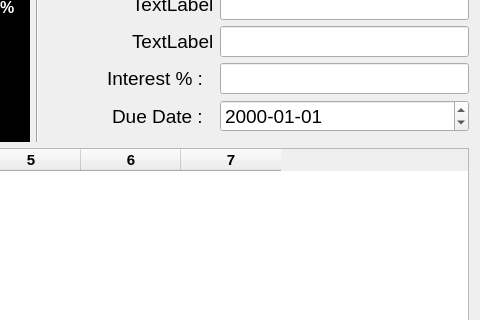
Watti/estorecpp, file estorecpp/multiplepayment.ui: the form before one commit; both pictures show x 431 to 911 and y 153 to 473 of the 911 by 579 pixel window.
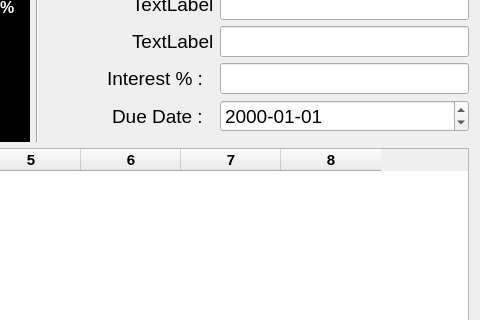
The form after the commit. Icons and pictures are not drawn.

Commit message: item remove function added to multiple payment widget

What changed in the file:
```diff
--- a/estorecpp/multiplepayment.ui
+++ b/estorecpp/multiplepayment.ui
@@ -1456,7 +1456,7 @@
         </font>
        </property>
        <property name="columnCount">
-        <number>7</number>
+        <number>8</number>
        </property>
        <column/>
        <column/>
@@ -1465,6 +1465,7 @@
        <column/>
        <column/>
        <column/>
+       <column/>
       </widget>
      </item>
      <item>
```
The commit also changes 2 other files.
